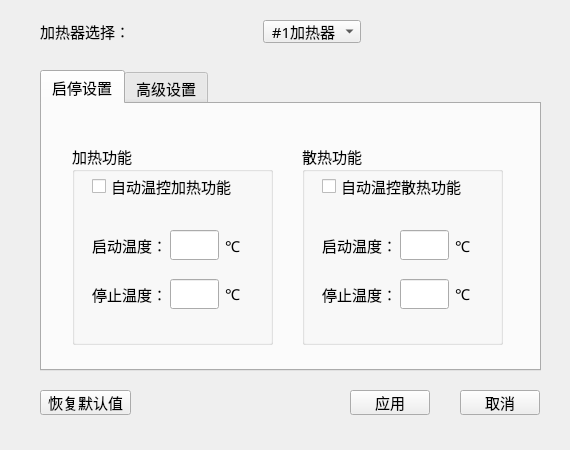
Old version of the form cheaterparametersettings.ui in the repository samier958/heaterClient.
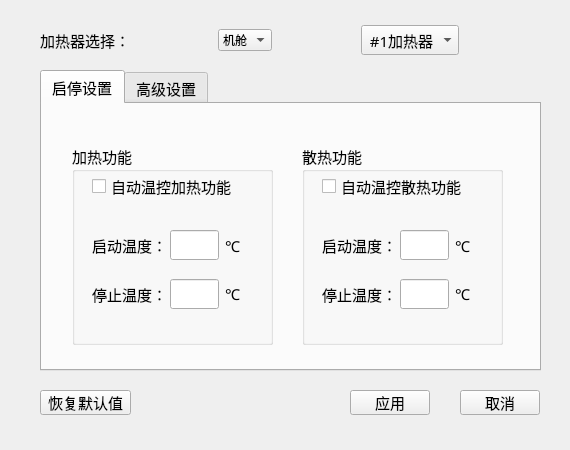
New version of the form.

Commit message: Add a heater group to the client.

```diff
--- a/cheaterparametersettings.ui
+++ b/cheaterparametersettings.ui
@@ -501,8 +501,8 @@
     <rect>
      <x>40</x>
      <y>20</y>
-     <width>321</width>
-     <height>23</height>
+     <width>501</width>
+     <height>41</height>
     </rect>
    </property>
    <layout class="QHBoxLayout" name="horizontalLayout_12">
@@ -532,6 +532,33 @@
       </property>
      </spacer>
     </item>
+    <item>
+     <widget class="QComboBox" name="heaterGroupSwith">
+      <item>
+       <property name="text">
+        <string>机舱</string>
+       </property>
+      </item>
+      <item>
+       <property name="text">
+        <string>塔底</string>
+       </property>
+      </item>
+     </widget>
+    </item>
+    <item>
+     <spacer name="horizontalSpacer_2">
+      <property name="orientation">
+       <enum>Qt::Horizontal</enum>
+      </property>
+      <property name="sizeHint" stdset="0">
+       <size>
+        <width>40</width>
+        <height>20</height>
+       </size>
+      </property>
+     </spacer>
+    </item>
     <item>
      <widget class="QComboBox" name="heaterSwitch">
       <property name="font">
@@ -567,6 +594,19 @@
       </item>
      </widget>
     </item>
+    <item>
+     <spacer name="horizontalSpacer_3">
+      <property name="orientation">
+       <enum>Qt::Horizontal</enum>
+      </property>
+      <property name="sizeHint" stdset="0">
+       <size>
+        <width>40</width>
+        <height>20</height>
+       </size>
+      </property>
+     </spacer>
+    </item>
    </layout>
   </widget>
   <widget class="QPushButton" name="reset">
```
The commit also changes 15 other files.
